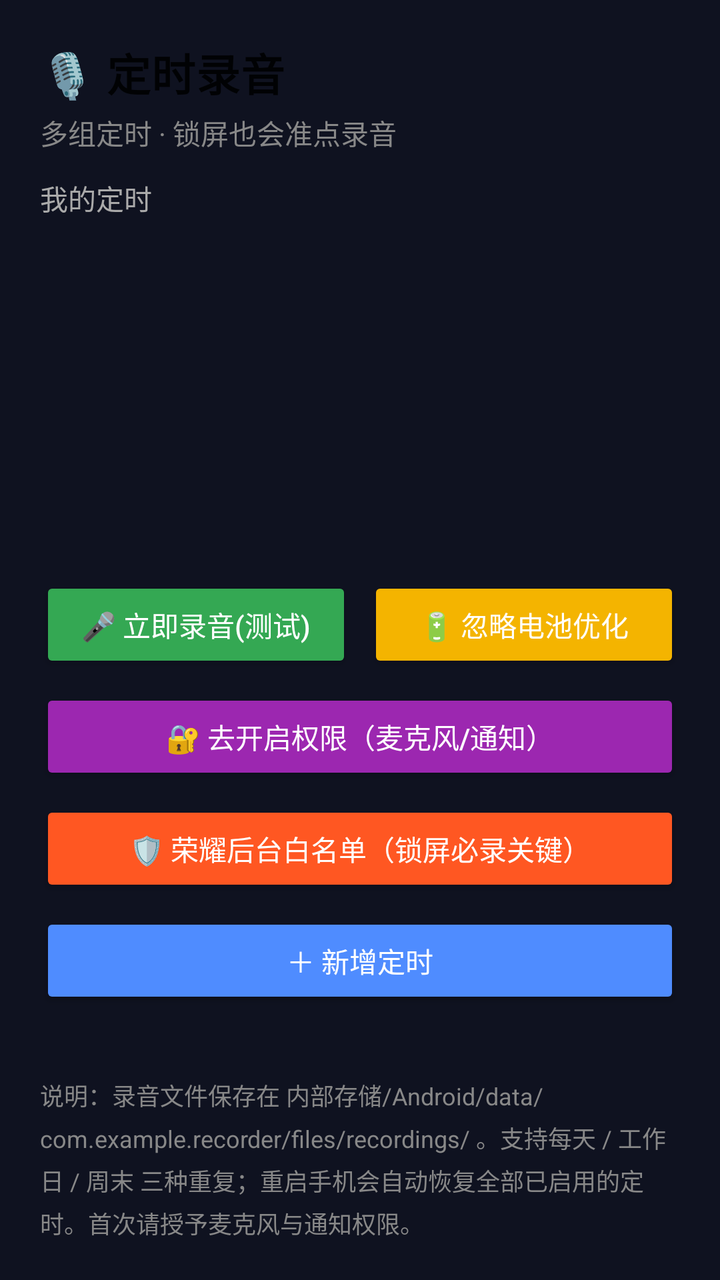
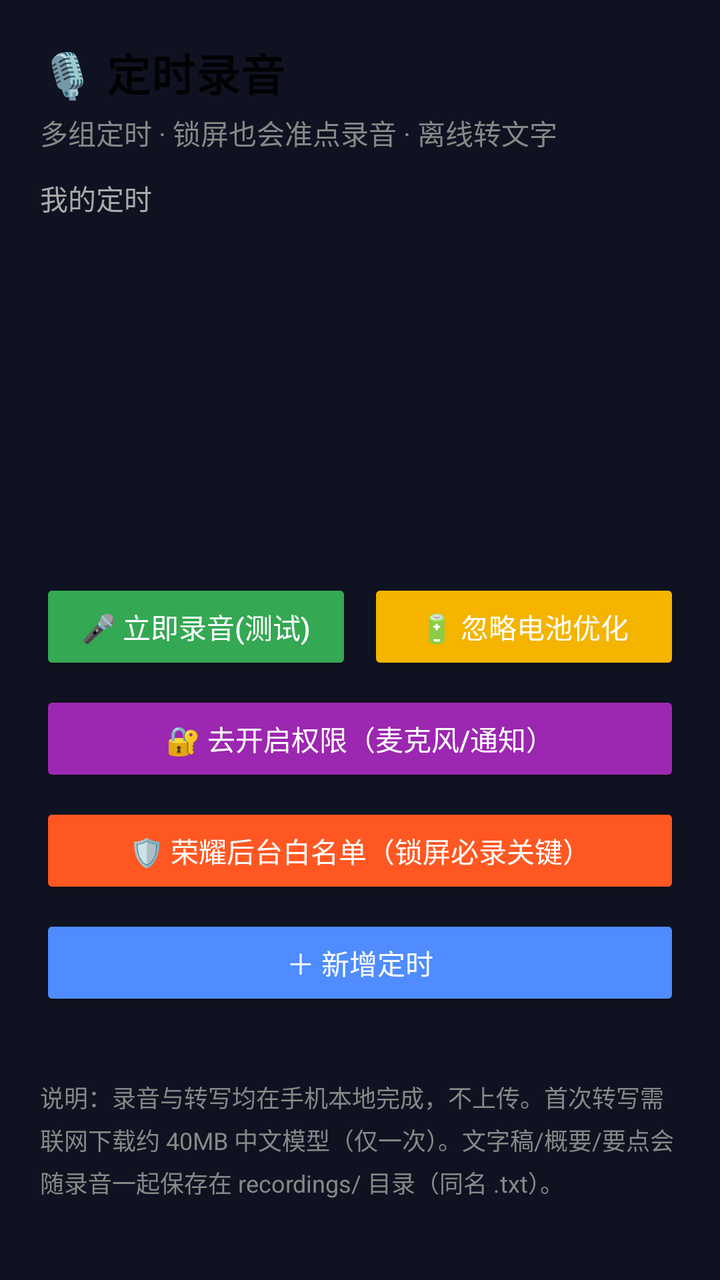

An Android layout rendered at two revisions. The XML below is the earlier revision; the diff shows what the commit changed to produce the second picture.
<!-- AndroidManifest.xml: application theme Theme.Recorder -->
<!-- res/layout/activity_main.xml -->
<?xml version="1.0" encoding="utf-8"?>
<LinearLayout xmlns:android="http://schemas.android.com/apk/res/android"
    android:layout_width="match_parent"
    android:layout_height="match_parent"
    android:orientation="vertical"
    android:padding="20dp">

    <TextView
        style="@style/TextAppearance.MaterialComponents.Headline6"
        android:layout_width="wrap_content"
        android:layout_height="wrap_content"
        android:text="🎙 定时录音"
        android:textSize="22sp"
        android:textStyle="bold" />

    <TextView
        android:layout_width="wrap_content"
        android:layout_height="wrap_content"
        android:layout_marginTop="4dp"
        android:text="多组定时 · 锁屏也会准点录音"
        android:textColor="#888" />

    <TextView
        android:layout_width="wrap_content"
        android:layout_height="wrap_content"
        android:layout_marginTop="12dp"
        android:text="我的定时"
        android:textColor="#aaa" />

    <ListView
        android:id="@+id/listView"
        android:layout_width="match_parent"
        android:layout_height="0dp"
        android:layout_marginTop="8dp"
        android:layout_weight="1" />

    <LinearLayout
        android:layout_width="match_parent"
        android:layout_height="wrap_content"
        android:layout_marginTop="12dp"
        android:orientation="horizontal">

        <Button
            android:id="@+id/testBtn"
            android:layout_width="0dp"
            android:layout_height="wrap_content"
            android:layout_marginEnd="8dp"
            android:layout_weight="1"
            android:backgroundTint="#34a853"
            android:text="🎤 立即录音(测试)" />

        <Button
            android:id="@+id/battBtn"
            android:layout_width="0dp"
            android:layout_height="wrap_content"
            android:layout_weight="1"
            android:backgroundTint="#f4b400"
            android:text="🔋 忽略电池优化" />
    </LinearLayout>

    <Button
        android:id="@+id/permBtn"
        android:layout_width="match_parent"
        android:layout_height="wrap_content"
        android:layout_marginTop="8dp"
        android:backgroundTint="#9c27b0"
        android:text="🔐 去开启权限（麦克风/通知）" />

    <Button
        android:id="@+id/bgBtn"
        android:layout_width="match_parent"
        android:layout_height="wrap_content"
        android:layout_marginTop="8dp"
        android:backgroundTint="#ff5722"
        android:text="🛡 荣耀后台白名单（锁屏必录关键）" />

    <Button
        android:id="@+id/addBtn"
        android:layout_width="match_parent"
        android:layout_height="wrap_content"
        android:layout_marginTop="8dp"
        android:backgroundTint="#4f8cff"
        android:text="＋ 新增定时" />

    <TextView
        android:id="@+id/statusText"
        android:layout_width="match_parent"
        android:layout_height="wrap_content"
        android:layout_marginTop="10dp"
        android:lineSpacingExtra="4dp"
        android:textColor="#ccc"
        android:textSize="12sp" />

    <TextView
        android:layout_width="match_parent"
        android:layout_height="wrap_content"
        android:layout_marginTop="8dp"
        android:lineSpacingExtra="4dp"
        android:text="说明：录音文件保存在 内部存储/Android/data/com.example.recorder/files/recordings/ 。支持每天 / 工作日 / 周末 三种重复；重启手机会自动恢复全部已启用的定时。首次请授予麦克风与通知权限。"
        android:textColor="#888"
        android:textSize="12sp" />

</LinearLayout>
<!-- resources referenced by this layout -->
<resources>
  <style name="Theme.Recorder" parent="Theme.MaterialComponents.DayNight.NoActionBar">
          <item name="colorPrimary">@color/purple_500</item>
          <item name="colorPrimaryDark">@color/bg</item>
          <item name="colorAccent">@color/teal_200</item>
          <item name="android:windowBackground">@color/bg</item>
          <item name="android:textColor">@color/white</item>
      </style>
  <color name="purple_500">#FF6200EE</color>
  <color name="bg">#0f1220</color>
  <color name="teal_200">#FF03DAC5</color>
  <color name="white">#FFFFFFFF</color>
</resources>

<!-- the commit's change to res/layout/activity_main.xml (unified diff, before → after) -->
@@ -1,103 +1,203 @@
 <?xml version="1.0" encoding="utf-8"?>
-<LinearLayout xmlns:android="http://schemas.android.com/apk/res/android"
+<ScrollView xmlns:android="http://schemas.android.com/apk/res/android"
     android:layout_width="match_parent"
-    android:layout_height="match_parent"
-    android:orientation="vertical"
-    android:padding="20dp">
-
-    <TextView
-        style="@style/TextAppearance.MaterialComponents.Headline6"
-        android:layout_width="wrap_content"
-        android:layout_height="wrap_content"
-        android:text="🎙 定时录音"
-        android:textSize="22sp"
-        android:textStyle="bold" />
-
-    <TextView
-        android:layout_width="wrap_content"
-        android:layout_height="wrap_content"
-        android:layout_marginTop="4dp"
-        android:text="多组定时 · 锁屏也会准点录音"
-        android:textColor="#888" />
-
-    <TextView
-        android:layout_width="wrap_content"
-        android:layout_height="wrap_content"
-        android:layout_marginTop="12dp"
-        android:text="我的定时"
-        android:textColor="#aaa" />
-
-    <ListView
-        android:id="@+id/listView"
-        android:layout_width="match_parent"
-        android:layout_height="0dp"
-        android:layout_marginTop="8dp"
-        android:layout_weight="1" />
+    android:layout_height="match_parent">
 
     <LinearLayout
         android:layout_width="match_parent"
         android:layout_height="wrap_content"
-        android:layout_marginTop="12dp"
-        android:orientation="horizontal">
+        android:orientation="vertical"
+        android:padding="20dp">
+
+        <TextView
+            style="@style/TextAppearance.MaterialComponents.Headline6"
+            android:layout_width="wrap_content"
+            android:layout_height="wrap_content"
+            android:text="🎙 定时录音"
+            android:textSize="22sp"
+            android:textStyle="bold" />
+
+        <TextView
+            android:layout_width="wrap_content"
+            android:layout_height="wrap_content"
+            android:layout_marginTop="4dp"
+            android:text="多组定时 · 锁屏也会准点录音 · 离线转文字"
+            android:textColor="#888" />
+
+        <TextView
+            android:layout_width="wrap_content"
+            android:layout_height="wrap_content"
+            android:layout_marginTop="12dp"
+            android:text="我的定时"
+            android:textColor="#aaa" />
+
+        <ListView
+            android:id="@+id/listView"
+            android:layout_width="match_parent"
+            android:layout_height="160dp"
+            android:layout_marginTop="8dp" />
+
+        <LinearLayout
+            android:layout_width="match_parent"
+            android:layout_height="wrap_content"
+            android:layout_marginTop="12dp"
+            android:orientation="horizontal">
+
+            <Button
+                android:id="@+id/testBtn"
+                android:layout_width="0dp"
+                android:layout_height="wrap_content"
+                android:layout_marginEnd="8dp"
+                android:layout_weight="1"
+                android:backgroundTint="#34a853"
+                android:text="🎤 立即录音(测试)" />
+
+            <Button
+                android:id="@+id/battBtn"
+                android:layout_width="0dp"
+                android:layout_height="wrap_content"
+                android:layout_weight="1"
+                android:backgroundTint="#f4b400"
+                android:text="🔋 忽略电池优化" />
+        </LinearLayout>
 
         <Button
-            android:id="@+id/testBtn"
-            android:layout_width="0dp"
-            android:layout_height="wrap_content"
-            android:layout_marginEnd="8dp"
-            android:layout_weight="1"
-            android:backgroundTint="#34a853"
-            android:text="🎤 立即录音(测试)" />
+            android:id="@+id/permBtn"
+            android:layout_width="match_parent"
+            android:layout_height="wrap_content"
+            android:layout_marginTop="8dp"
+            android:backgroundTint="#9c27b0"
+            android:text="🔐 去开启权限（麦克风/通知）" />
 
         <Button
-            android:id="@+id/battBtn"
-            android:layout_width="0dp"
-            android:layout_height="wrap_content"
-            android:layout_weight="1"
-            android:backgroundTint="#f4b400"
-            android:text="🔋 忽略电池优化" />
+            android:id="@+id/bgBtn"
+            android:layout_width="match_parent"
+            android:layout_height="wrap_content"
+            android:layout_marginTop="8dp"
+            android:backgroundTint="#ff5722"
+            android:text="🛡 荣耀后台白名单（锁屏必录关键）" />
+
+        <Button
+            android:id="@+id/addBtn"
+            android:layout_width="match_parent"
+            android:layout_height="wrap_content"
+            android:layout_marginTop="8dp"
+            android:backgroundTint="#4f8cff"
+            android:text="＋ 新增定时" />
+
+        <TextView
+            android:id="@+id/statusText"
+            android:layout_width="match_parent"
+            android:layout_height="wrap_content"
+            android:layout_marginTop="10dp"
+            android:lineSpacingExtra="4dp"
+            android:textColor="#ccc"
+            android:textSize="12sp" />
+
+        
+        <LinearLayout
+            android:id="@+id/transcriptCard"
+            android:layout_width="match_parent"
+            android:layout_height="wrap_content"
+            android:layout_marginTop="14dp"
+            android:background="#1c1c1c"
+            android:orientation="vertical"
+            android:padding="14dp"
+            android:visibility="gone">
+
+            <LinearLayout
+                android:layout_width="match_parent"
+                android:layout_height="wrap_content"
+                android:orientation="horizontal">
+
+                <TextView
+                    android:layout_width="0dp"
+                    android:layout_height="wrap_content"
+                    android:layout_weight="1"
+                    android:text="📝 转写与要点"
+                    android:textColor="#fff"
+                    android:textSize="16sp"
+                    android:textStyle="bold" />
+
+                <Button
+                    android:id="@+id/btnCopy"
+                    android:layout_width="wrap_content"
+                    android:layout_height="wrap_content"
+                    android:backgroundTint="#4f8cff"
+                    android:paddingLeft="12dp"
+                    android:paddingRight="12dp"
+                    android:text="复制"
+                    android:textSize="12sp" />
+            </LinearLayout>
+
+            <TextView
+                android:id="@+id/tvTranscriptStatus"
+                android:layout_width="match_parent"
+                android:layout_height="wrap_content"
+                android:layout_marginTop="6dp"
+                android:textColor="#ffb74d"
+                android:textSize="12sp" />
+
+            <TextView
+                android:layout_width="match_parent"
+                android:layout_height="wrap_content"
+                android:layout_marginTop="10dp"
+                android:text="概要"
+                android:textColor="#90caf9"
+                android:textSize="13sp" />
+
+            <TextView
+                android:id="@+id/tvSummary"
+                android:layout_width="match_parent"
+                android:layout_height="wrap_content"
+                android:layout_marginTop="2dp"
+                android:lineSpacingExtra="4dp"
+                android:textColor="#eee"
+                android:textSize="14sp" />
+
+            <TextView
+                android:layout_width="match_parent"
+                android:layout_height="wrap_content"
+                android:layout_marginTop="10dp"
+                android:text="要点"
+                android:textColor="#90caf9"
+                android:textSize="13sp" />
+
+            <TextView
+                android:id="@+id/tvPoints"
+                android:layout_width="match_parent"
+                android:layout_height="wrap_content"
+                android:layout_marginTop="2dp"
+                android:lineSpacingExtra="4dp"
+                android:textColor="#eee"
+                android:textSize="14sp" />
+
+            <TextView
+                android:layout_width="match_parent"
+                android:layout_height="wrap_content"
+                android:layout_marginTop="10dp"
+                android:text="文字稿"
+                android:textColor="#90caf9"
+                android:textSize="13sp" />
+
+            <TextView
+                android:id="@+id/tvText"
+                android:layout_width="match_parent"
+                android:layout_height="wrap_content"
+                android:layout_marginTop="2dp"
+                android:lineSpacingExtra="4dp"
+                android:textColor="#ccc"
+                android:textSize="13sp" />
+        </LinearLayout>
+
+        <TextView
+            android:layout_width="match_parent"
+            android:layout_height="wrap_content"
+            android:layout_marginTop="8dp"
+            android:lineSpacingExtra="4dp"
+            android:text="说明：录音与转写均在手机本地完成，不上传。首次转写需联网下载约 40MB 中文模型（仅一次）。文字稿/概要/要点会随录音一起保存在 recordings/ 目录（同名 .txt）。"
+            android:textColor="#888"
+            android:textSize="12sp" />
+
     </LinearLayout>
-
-    <Button
-        android:id="@+id/permBtn"
-        android:layout_width="match_parent"
-        android:layout_height="wrap_content"
-        android:layout_marginTop="8dp"
-        android:backgroundTint="#9c27b0"
-        android:text="🔐 去开启权限（麦克风/通知）" />
-
-    <Button
-        android:id="@+id/bgBtn"
-        android:layout_width="match_parent"
-        android:layout_height="wrap_content"
-        android:layout_marginTop="8dp"
-        android:backgroundTint="#ff5722"
-        android:text="🛡 荣耀后台白名单（锁屏必录关键）" />
-
-    <Button
-        android:id="@+id/addBtn"
-        android:layout_width="match_parent"
-        android:layout_height="wrap_content"
-        android:layout_marginTop="8dp"
-        android:backgroundTint="#4f8cff"
-        android:text="＋ 新增定时" />
-
-    <TextView
-        android:id="@+id/statusText"
-        android:layout_width="match_parent"
-        android:layout_height="wrap_content"
-        android:layout_marginTop="10dp"
-        android:lineSpacingExtra="4dp"
-        android:textColor="#ccc"
-        android:textSize="12sp" />
-
-    <TextView
-        android:layout_width="match_parent"
-        android:layout_height="wrap_content"
-        android:layout_marginTop="8dp"
-        android:lineSpacingExtra="4dp"
-        android:text="说明：录音文件保存在 内部存储/Android/data/com.example.recorder/files/recordings/ 。支持每天 / 工作日 / 周末 三种重复；重启手机会自动恢复全部已启用的定时。首次请授予麦克风与通知权限。"
-        android:textColor="#888"
-        android:textSize="12sp" />
-
-</LinearLayout>
+</ScrollView>
